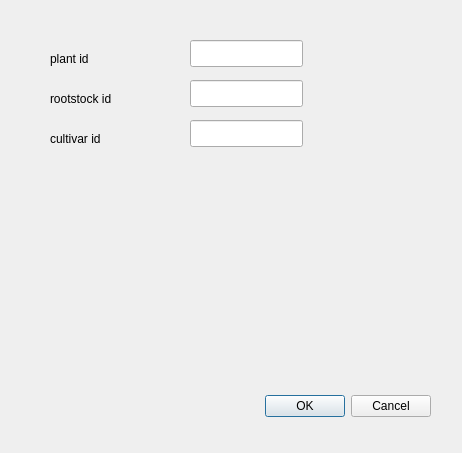
mdbott/Property, file forms/vegetation.ui: the form before one commit.
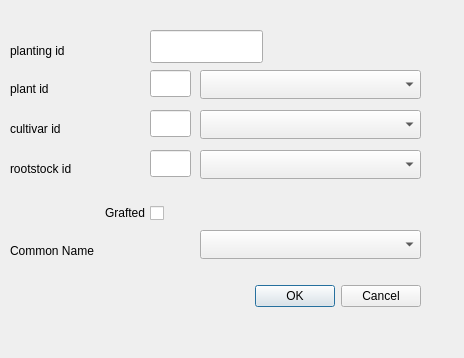
The form after the commit.

Commit message: Updated plant form to allow for entry of the plant using the common name

The edit to the form file:
```diff
--- a/forms/vegetation.ui
+++ b/forms/vegetation.ui
@@ -6,8 +6,8 @@
    <rect>
     <x>0</x>
     <y>0</y>
-    <width>462</width>
-    <height>453</height>
+    <width>464</width>
+    <height>358</height>
    </rect>
   </property>
   <property name="windowTitle">
@@ -16,9 +16,9 @@
   <widget class="QDialogButtonBox" name="buttonBox">
    <property name="geometry">
     <rect>
-     <x>90</x>
-     <y>390</y>
-     <width>341</width>
+     <x>220</x>
+     <y>280</y>
+     <width>201</width>
      <height>32</height>
     </rect>
    </property>
@@ -32,9 +32,9 @@
   <widget class="QLineEdit" name="plantid">
    <property name="geometry">
     <rect>
-     <x>190</x>
-     <y>40</y>
-     <width>113</width>
+     <x>150</x>
+     <y>70</y>
+     <width>41</width>
      <height>27</height>
     </rect>
    </property>
@@ -42,8 +42,8 @@
   <widget class="QLabel" name="label">
    <property name="geometry">
     <rect>
-     <x>50</x>
-     <y>50</y>
+     <x>10</x>
+     <y>80</y>
      <width>91</width>
      <height>17</height>
     </rect>
@@ -55,9 +55,9 @@
   <widget class="QLineEdit" name="rootstockid">
    <property name="geometry">
     <rect>
-     <x>190</x>
-     <y>80</y>
-     <width>113</width>
+     <x>150</x>
+     <y>150</y>
+     <width>41</width>
      <height>27</height>
     </rect>
    </property>
@@ -65,8 +65,8 @@
   <widget class="QLabel" name="label_2">
    <property name="geometry">
     <rect>
-     <x>50</x>
-     <y>90</y>
+     <x>10</x>
+     <y>160</y>
      <width>91</width>
      <height>17</height>
     </rect>
@@ -78,9 +78,9 @@
   <widget class="QLineEdit" name="cultivarid">
    <property name="geometry">
     <rect>
-     <x>190</x>
-     <y>120</y>
-     <width>113</width>
+     <x>150</x>
+     <y>110</y>
+     <width>41</width>
      <height>27</height>
     </rect>
    </property>
@@ -88,8 +88,8 @@
   <widget class="QLabel" name="label_3">
    <property name="geometry">
     <rect>
-     <x>50</x>
-     <y>130</y>
+     <x>10</x>
+     <y>120</y>
      <width>91</width>
      <height>17</height>
     </rect>
@@ -98,6 +98,98 @@
     <string>cultivar id</string>
    </property>
   </widget>
+  <widget class="QComboBox" name="plantcomboBox">
+   <property name="geometry">
+    <rect>
+     <x>200</x>
+     <y>70</y>
+     <width>221</width>
+     <height>29</height>
+    </rect>
+   </property>
+  </widget>
+  <widget class="QComboBox" name="rootstockcomboBox">
+   <property name="geometry">
+    <rect>
+     <x>200</x>
+     <y>150</y>
+     <width>221</width>
+     <height>29</height>
+    </rect>
+   </property>
+  </widget>
+  <widget class="QComboBox" name="cultivarcomboBox">
+   <property name="geometry">
+    <rect>
+     <x>200</x>
+     <y>110</y>
+     <width>221</width>
+     <height>29</height>
+    </rect>
+   </property>
+  </widget>
+  <widget class="QCheckBox" name="grafted">
+   <property name="geometry">
+    <rect>
+     <x>70</x>
+     <y>200</y>
+     <width>94</width>
+     <height>26</height>
+    </rect>
+   </property>
+   <property name="layoutDirection">
+    <enum>Qt::RightToLeft</enum>
+   </property>
+   <property name="text">
+    <string>Grafted</string>
+   </property>
+  </widget>
+  <widget class="QLineEdit" name="row_number">
+   <property name="geometry">
+    <rect>
+     <x>150</x>
+     <y>30</y>
+     <width>113</width>
+     <height>33</height>
+    </rect>
+   </property>
+  </widget>
+  <widget class="QLabel" name="label_4">
+   <property name="geometry">
+    <rect>
+     <x>10</x>
+     <y>40</y>
+     <width>91</width>
+     <height>21</height>
+    </rect>
+   </property>
+   <property name="text">
+    <string>planting id</string>
+   </property>
+  </widget>
+  <widget class="QComboBox" name="name">
+   <property name="geometry">
+    <rect>
+     <x>200</x>
+     <y>230</y>
+     <width>221</width>
+     <height>29</height>
+    </rect>
+   </property>
+  </widget>
+  <widget class="QLabel" name="label_5">
+   <property name="geometry">
+    <rect>
+     <x>10</x>
+     <y>240</y>
+     <width>111</width>
+     <height>21</height>
+    </rect>
+   </property>
+   <property name="text">
+    <string>Common Name </string>
+   </property>
+  </widget>
  </widget>
  <resources/>
  <connections>
```
The commit also changes 3 other files.
